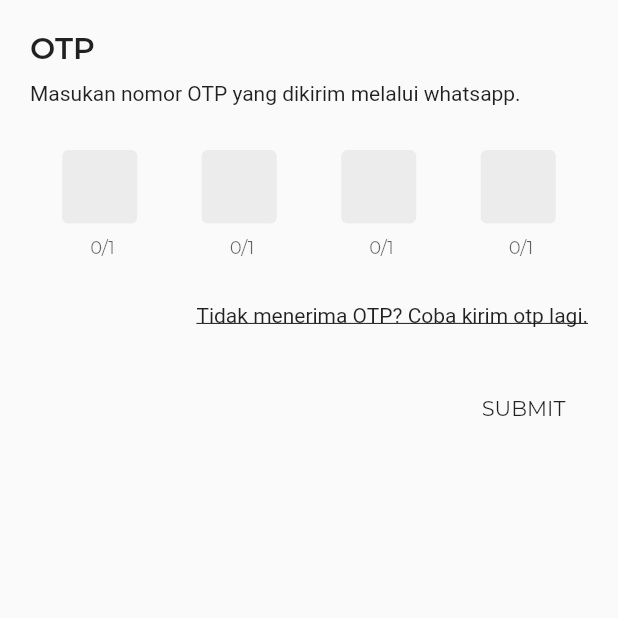
After one commit to coronatorid/coronator, a Flutter app: the OtpScreen screen opened by its route, on a phone screen of 412 x 824 dp, the top half of it. The commit adds this screen. Run offline on Flutter 3.47's test engine with Material 2 defaults, Android fonts, the phone set to English and light mode, and no system bars; Roboto replaces fonts that are missing (Hind); project files that could hold a hidden picture were left out.

Commit message:
Login screen, otp and timeline screen initial

```diff
--- a/lib/src/app.dart
+++ b/lib/src/app.dart
@@ -26,6 +26,8 @@ class App extends StatelessWidget {
         routes: {
           "/": (context) => InitialScreen(),
           "/login": (context) => LoginScreen(),
+          "/otp": (context) => OtpScreen(),
+          "/timeline": (context) => TimelineScreen(),
         },
       ),
     );
--- a/lib/src/screen/exporter.dart
+++ b/lib/src/screen/exporter.dart
@@ -1,2 +1,4 @@
 export 'initial_screen.dart';
 export 'login_screen.dart';
+export 'otp_screen.dart';
+export 'timeline_screen.dart';
--- a/lib/src/screen/login_screen.dart
+++ b/lib/src/screen/login_screen.dart
@@ -79,7 +79,9 @@ class LoginScreen extends StatelessWidget {
                           color: Colors.transparent,
                           child: InkWell(
                             splashColor: CustomColor.lightCoral,
-                            onTap: () {},
+                            onTap: () {
+                              Navigator.of(context).pushNamed('/otp');
+                            },
                           ),
                         ),
                       )
--- /dev/null
+++ b/lib/src/screen/otp_screen.dart
@@ -0,0 +1,182 @@
+import 'package:coronator/src/core/color.dart';
+import 'package:flutter/material.dart';
+import 'package:flutter/rendering.dart';
+
+class OtpScreen extends StatelessWidget {
+  @override
+  Widget build(BuildContext context) {
+    return Scaffold(body: Builder(builder: (BuildContext context) {
+      return SafeArea(
+          child: Container(
+              padding: EdgeInsets.all(20),
+              child: Column(
+                crossAxisAlignment: CrossAxisAlignment.start,
+                children: [
+                  Text(
+                    "OTP",
+                    style: TextStyle(
+                      fontSize: 20,
+                      fontWeight: FontWeight.w600,
+                    ),
+                  ),
+                  SizedBox(
+                    height: 10,
+                  ),
+                  Text(
+                    "Masukan nomor OTP yang dikirim melalui whatsapp.",
+                    style: TextStyle(
+                      fontFamily: 'Hind',
+                    ),
+                  ),
+                  SizedBox(
+                    height: 30,
+                  ),
+                  Row(
+                    mainAxisSize: MainAxisSize.max,
+                    mainAxisAlignment: MainAxisAlignment.spaceAround,
+                    children: [
+                      Container(
+                        width: 50,
+                        child: TextFormField(
+                          onChanged: (String value) {},
+                          keyboardType: TextInputType.number,
+                          decoration: InputDecoration(
+                            border: OutlineInputBorder(
+                              borderSide: BorderSide.none,
+                            ),
+                            fillColor: CustomColor.maire,
+                            filled: true,
+                            contentPadding: EdgeInsets.all(15),
+                          ),
+                          textAlign: TextAlign.center,
+                          maxLength: 1,
+                          maxLengthEnforced: true,
+                          enableSuggestions: false,
+                          maxLines: 1,
+                          minLines: 1,
+                          style: TextStyle(fontFamily: 'Hind', fontSize: 16),
+                        ),
+                      ),
+                      Container(
+                        width: 50,
+                        child: TextFormField(
+                          onChanged: (String value) {},
+                          keyboardType: TextInputType.number,
+                          decoration: InputDecoration(
+                            border: OutlineInputBorder(
+                              borderSide: BorderSide.none,
+                            ),
+                            fillColor: CustomColor.maire,
+                            filled: true,
+                            contentPadding: EdgeInsets.all(15),
+                          ),
+                          textAlign: TextAlign.center,
+                          maxLength: 1,
+                          maxLengthEnforced: true,
+                          enableSuggestions: false,
+                          maxLines: 1,
+                          minLines: 1,
+                          style: TextStyle(fontFamily: 'Hind', fontSize: 16),
+                        ),
+                      ),
+                      Container(
+                        width: 50,
+                        child: TextFormField(
+                          onChanged: (String value) {},
+                          keyboardType: TextInputType.number,
+                          decoration: InputDecoration(
+                            border: OutlineInputBorder(
+                              borderSide: BorderSide.none,
+                            ),
+                            fillColor: CustomColor.maire,
+                            filled: true,
+                            contentPadding: EdgeInsets.all(15),
+                          ),
+                          textAlign: TextAlign.center,
+                          maxLength: 1,
+                          maxLengthEnforced: true,
+                          enableSuggestions: false,
+                          maxLines: 1,
+                          minLines: 1,
+                          style: TextStyle(fontFamily: 'Hind', fontSize: 16),
+                        ),
+                      ),
+                      Container(
+                        width: 50,
+                        child: TextFormField(
+                          onChanged: (String value) {},
+                          keyboardType: TextInputType.number,
+                          decoration: InputDecoration(
+                            border: OutlineInputBorder(
+                              borderSide: BorderSide.none,
+                            ),
+                            fillColor: CustomColor.maire,
+                            filled: true,
+                            contentPadding: EdgeInsets.all(15),
+                          ),
+                          textAlign: TextAlign.center,
+                          maxLength: 1,
+                          maxLengthEnforced: true,
+                          enableSuggestions: false,
+                          maxLines: 1,
+                          minLines: 1,
+                          style: TextStyle(fontFamily: 'Hind', fontSize: 16),
+                        ),
+                      ),
+                    ],
+                  ),
+                  SizedBox(
+                    height: 30,
+                  ),
+                  Row(
+                    mainAxisAlignment: MainAxisAlignment.end,
+                    children: [
+                      InkWell(
+                        child: Text(
+                          "Tidak menerima OTP? Coba kirim otp lagi.",
+                          style: TextStyle(
+                            fontFamily: "Hind",
+                            decoration: TextDecoration.underline,
+                          ),
+                        ),
+                        onTap: () {},
+                      ),
+                    ],
+                  ),
+                  SizedBox(
+                    height: 30,
+                  ),
+                  Row(
+                    mainAxisAlignment: MainAxisAlignment.end,
+                    children: [
+                      Stack(
+                        children: [
+                          Container(
+                            padding: EdgeInsets.all(15),
+                            child: Text(
+                              "SUBMIT",
+                            ),
+                          ),
+                          Positioned.fill(
+                            child: Material(
+                              color: Colors.transparent,
+                              child: InkWell(
+                                splashColor: CustomColor.lightCoral,
+                                onTap: () {
+                                  Navigator.of(context).pushNamed('/timeline');
+                                },
+                              ),
+                            ),
+                          )
+                        ],
+                      ),
+                    ],
+                  ),
+                  SizedBox(
+                    height: 30,
+                  ),
+                ],
+              )));
+    }));
+  }
+}
--- /dev/null
+++ b/lib/src/screen/timeline_screen.dart
@@ -0,0 +1,36 @@
+import 'package:flutter/material.dart';
+
+class TimelineScreen extends StatelessWidget {
+  @override
+  Widget build(BuildContext context) {
+    return Scaffold(body: Builder(builder: (BuildContext context) {
+      return SafeArea(
+        child: Container(
+          padding: EdgeInsets.all(20),
+          child: Column(
+            crossAxisAlignment: CrossAxisAlignment.start,
+            children: [
+              Text(
+                "Timeline",
+                style: TextStyle(
+                  fontSize: 20,
+                  fontWeight: FontWeight.w600,
+                ),
+              ),
+              SizedBox(
+                height: 10,
+              ),
+              Text(
+                "Log aktifitas Anda.",
+                style: TextStyle(
+                  fontFamily: 'Hind',
+                ),
+              ),
+              Divider(),
+            ],
+          ),
+        ),
+      );
+    }));
+  }
+}
```
